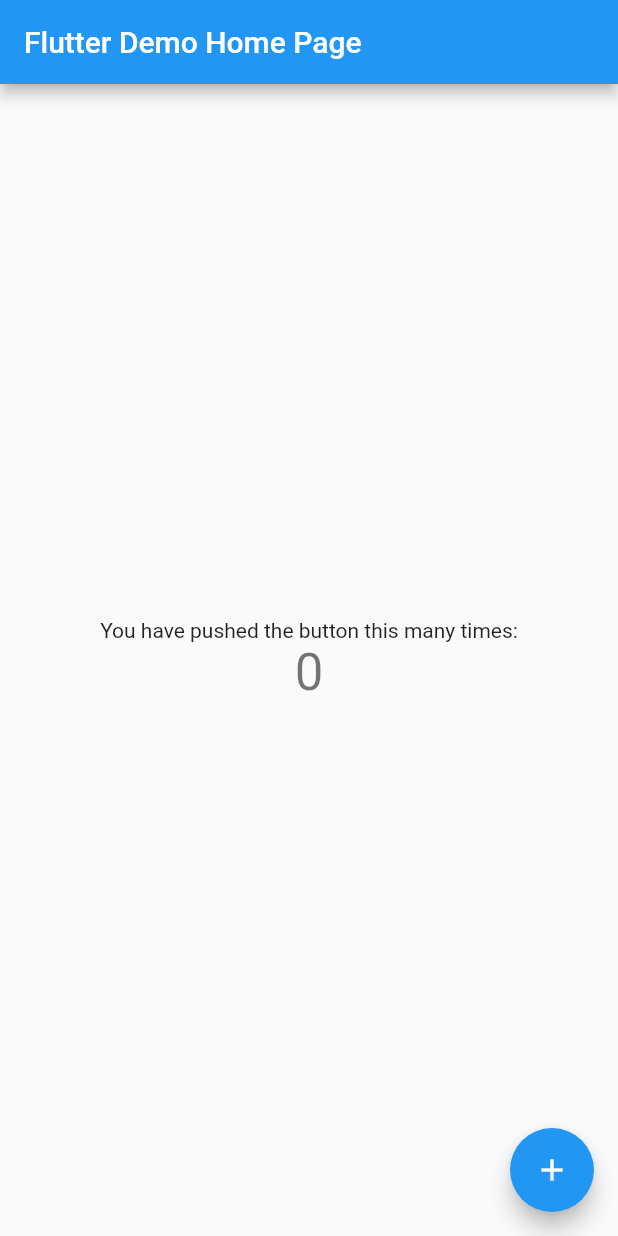
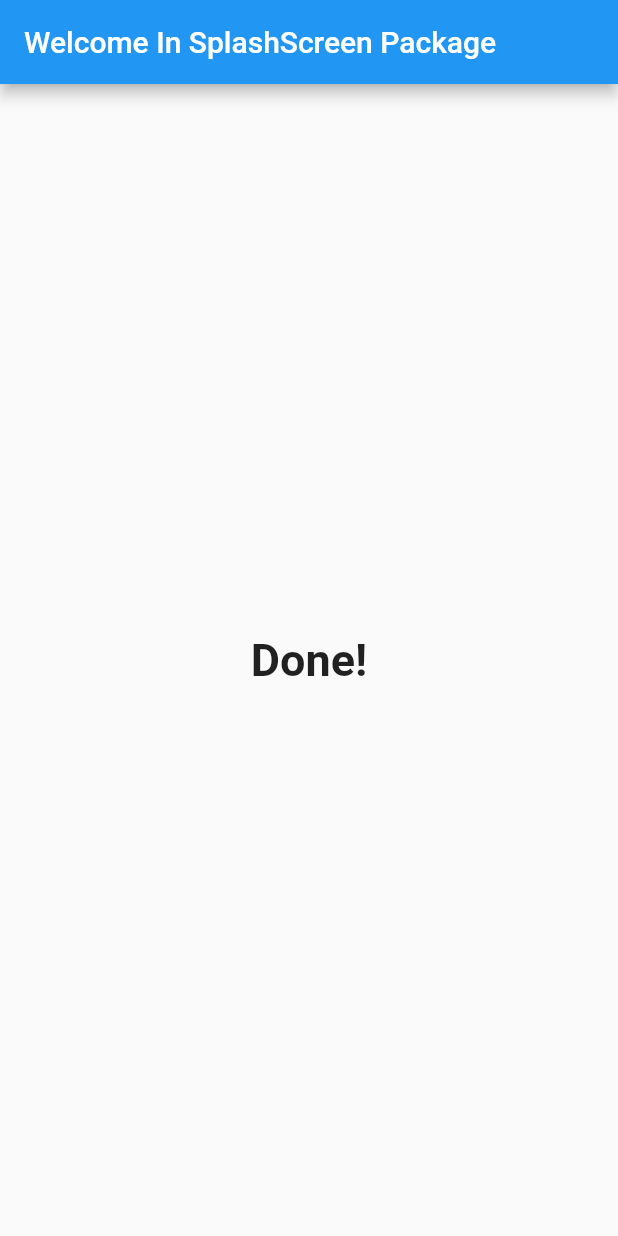
Before and after one commit to zoyasarfraz/fa17bse065, a Flutter app: the screen it shows after launch, on a phone screen of 412 x 824 dp. Run offline on Flutter 3.47's test engine with Material 2 defaults, Android fonts, the phone set to English and light mode, and no system bars; our stand-ins replace splashscreen.

Commit message:
splash screen+ image

```diff
--- a/lib/main.dart
+++ b/lib/main.dart
@@ -1,117 +1,54 @@
 import 'package:flutter/material.dart';
-
-void main() {
-  runApp(MyApp());
+import 'package:splashscreen/splashscreen.dart';
+void main(){
+  runApp(new MaterialApp(
+    home: new MyApp(),
+  ));
 }
 
-class MyApp extends StatelessWidget {
-  // This widget is the root of your application.
+
+class MyApp extends StatefulWidget {
+  @override
+  _MyAppState createState() => new _MyAppState();
+}
+
+class _MyAppState extends State<MyApp> {
   @override
   Widget build(BuildContext context) {
-    return MaterialApp(
-      title: 'Flutter Demo',
-      theme: ThemeData(
-        // This is the theme of your application.
-        //
-        // Try running your application with "flutter run". You'll see the
-        // application has a blue toolbar. Then, without quitting the app, try
-        // changing the primarySwatch below to Colors.green and then invoke
-        // "hot reload" (press "r" in the console where you ran "flutter run",
-        // or simply save your changes to "hot reload" in a Flutter IDE).
-        // Notice that the counter didn't reset back to zero; the application
-        // is not restarted.
-        primarySwatch: Colors.blue,
-        // This makes the visual density adapt to the platform that you run
-        // the app on. For desktop platforms, the controls will be smaller and
-        // closer together (more dense) than on mobile platforms.
-        visualDensity: VisualDensity.adaptivePlatformDensity,
-      ),
-      home: MyHomePage(title: 'Flutter Demo Home Page'),
+    return new SplashScreen(
+        seconds: 60,
+        navigateAfterSeconds: new AfterSplash(),
+        title: new Text('Zoya',
+          style: new TextStyle(
+              fontWeight: FontWeight.bold,
+              fontSize: 20.0
+          ),),
+        image: new Image.network(' https://www.google.com/imgres?imgurl=https%3A%2F%2Fimages.pexels.com%2Fphotos%2F2218352%2Fpexels-photo-2218352.jpeg%3Fauto%3Dcompress%26cs%3Dtinysrgb%26dpr%3D1%26w%3D500&imgrefurl=https%3A%2F%2Fwww.pexels.com%2Fsearch%2Fhijab%2F&tbnid=wApfPdhbEBBWfM&vet=12ahUKEwi9gaWMtrbtAhVJ44UKHTeGA_kQMygHegUIARDkAQ..i&docid=yGGFlgLFI1xtbM&w=500&h=331&q=girls%20hijab%20pic&ved=2ahUKEwi9gaWMtrbtAhVJ44UKHTeGA_kQMygHegUIARDkAQ'),
+        backgroundColor: Colors.white,
+        styleTextUnderTheLoader: new TextStyle(),
+        photoSize: 100.0,
+        onClick: ()=>print("Flutter Egypt"),
+        loaderColor: Colors.blue
     );
   }
 }
 
-class MyHomePage extends StatefulWidget {
-  MyHomePage({Key key, this.title}) : super(key: key);
-
-  // This widget is the home page of your application. It is stateful, meaning
-  // that it has a State object (defined below) that contains fields that affect
-  // how it looks.
-
-  // This class is the configuration for the state. It holds the values (in this
-  // case the title) provided by the parent (in this case the App widget) and
-  // used by the build method of the State. Fields in a Widget subclass are
-  // always marked "final".
-
-  final String title;
-
-  @override
-  _MyHomePageState createState() => _MyHomePageState();
-}
-
-class _MyHomePageState extends State<MyHomePage> {
-  int _counter = 0;
-
-  void _incrementCounter() {
-    setState(() {
-      // This call to setState tells the Flutter framework that something has
-      // changed in this State, which causes it to rerun the build method below
-      // so that the display can reflect the updated values. If we changed
-      // _counter without calling setState(), then the build method would not be
-      // called again, and so nothing would appear to happen.
-      _counter++;
-    });
-  }
-
+class AfterSplash extends StatelessWidget {
   @override
   Widget build(BuildContext context) {
-    // This method is rerun every time setState is called, for instance as done
-    // by the _incrementCounter method above.
-    //
-    // The Flutter framework has been optimized to make rerunning build methods
-    // fast, so that you can just rebuild anything that needs updating rather
-    // than having to individually change instances of widgets.
-    return Scaffold(
-      appBar: AppBar(
-        // Here we take the value from the MyHomePage object that was created by
-        // the App.build method, and use it to set our appbar title.
-        title: Text(widget.title),
+    return new Scaffold(
+      appBar: new AppBar(
+          title: new Text("Welcome In SplashScreen Package"),
+          automaticallyImplyLeading: false
       ),
-      body: Center(
-        // Center is a layout widget. It takes a single child and positions it
-        // in the middle of the parent.
-        child: Column(
-          // Column is also a layout widget. It takes a list of children and
-          // arranges them vertically. By default, it sizes itself to fit its
-          // children horizontally, and tries to be as tall as its parent.
-          //
-          // Invoke "debug painting" (press "p" in the console, choose the
-          // "Toggle Debug Paint" action from the Flutter Inspector in Android
-          // Studio, or the "Toggle Debug Paint" command in Visual Studio Code)
-          // to see the wireframe for each widget.
-          //
-          // Column has various properties to control how it sizes itself and
-          // how it positions its children. Here we use mainAxisAlignment to
-          // center the children vertically; the main axis here is the vertical
-          // axis because Columns are vertical (the cross axis would be
-          // horizontal).
-          mainAxisAlignment: MainAxisAlignment.center,
-          children: <Widget>[
-            Text(
-              'You have pushed the button this many times:',
-            ),
-            Text(
-              '$_counter',
-              style: Theme.of(context).textTheme.headline4,
-            ),
-          ],
-        ),
+      body: new Center(
+        child: new Text("Done!",
+          style: new TextStyle(
+              fontWeight: FontWeight.bold,
+              fontSize: 30.0
+          ),),
+
       ),
-      floatingActionButton: FloatingActionButton(
-        onPressed: _incrementCounter,
-        tooltip: 'Increment',
-        child: Icon(Icons.add),
-      ), // This trailing comma makes auto-formatting nicer for build methods.
     );
   }
 }
--- a/pubspec.yaml
+++ b/pubspec.yaml
@@ -23,6 +23,7 @@ environment:
 dependencies:
   flutter:
     sdk: flutter
+  splashscreen:
 
 
   # The following adds the Cupertino Icons font to your application.
```
Also changed, not shown: pubspec.lock.
